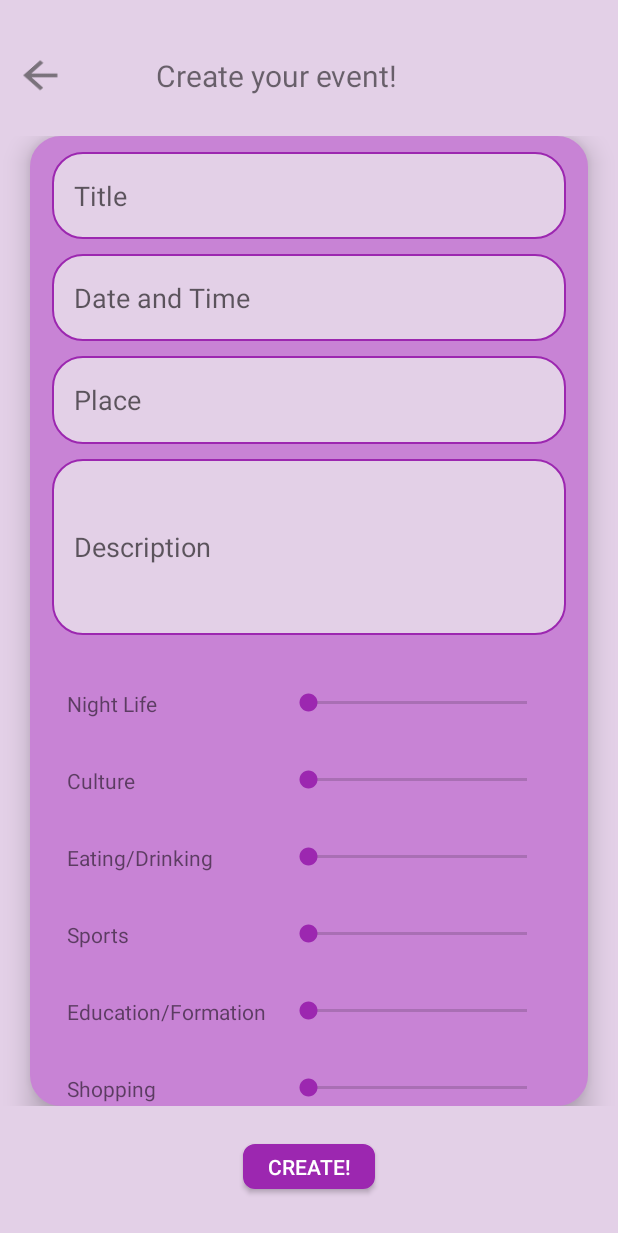
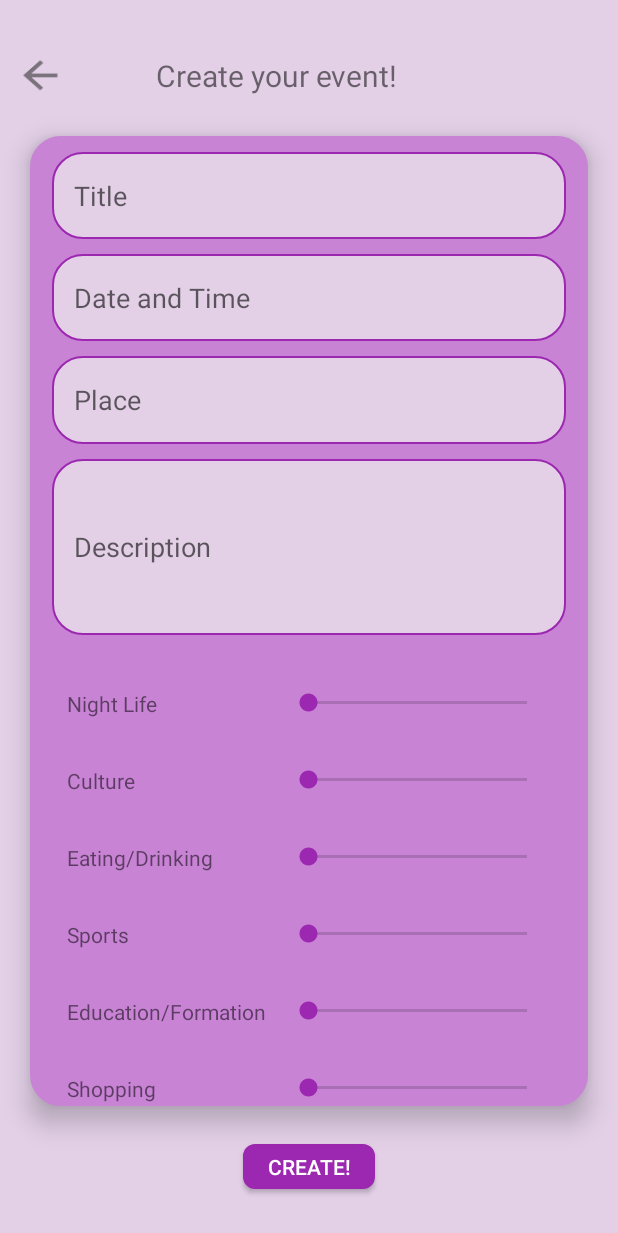
Before and after one commit to jannaescur/Layouts, an Android app: the screen it shows after launch (MainActivity), on a phone screen of 412 x 824 dp. Shown: the top 1233 px of the screen. Run offline under Robolectric (Android 15) with nearby library versions, the phone set to English and light mode, and no system bars.

Commit message:
LAYOUT CREATE EVENT

```diff
--- a/app/src/main/AndroidManifest.xml
+++ b/app/src/main/AndroidManifest.xml
@@ -15,7 +15,6 @@
         android:icon="@mipmap/ic_launcher"
         android:label="@string/app_name"
         android:supportsRtl="true"
-        android:windowSoftInputMode="stateHidden|adjustResize"
         android:theme="@style/AppTheme">
         <activity android:name=".MainActivity">
             <intent-filter>
--- a/app/src/main/res/layout/create_event.xml
+++ b/app/src/main/res/layout/create_event.xml
@@ -33,21 +33,23 @@
 
     </LinearLayout>
 
+
+
     <ScrollView
         android:layout_width="fill_parent"
         android:layout_height="0dp"
         android:layout_weight="80"
-        android:fillViewport="true">
+        android:fillViewport="true"
+        android:layout_marginStart="20dp"
+        android:layout_marginEnd="20dp"
+        android:elevation="10dp"
+        android:background="@drawable/layout_superposat_shape">
 
         <LinearLayout
             android:layout_width="match_parent"
             android:layout_height="wrap_content"
             android:orientation="vertical"
-            android:weightSum="100"
-            android:background="@drawable/layout_superposat_shape"
-            android:layout_marginStart="20dp"
-            android:layout_marginEnd="20dp"
-            android:elevation="10dp">
+            android:weightSum="100">
 
             <EditText
                 android:layout_width="match_parent"
```
Also changed, not shown: app/src/main/res/drawable/sandra.jpg (added).
